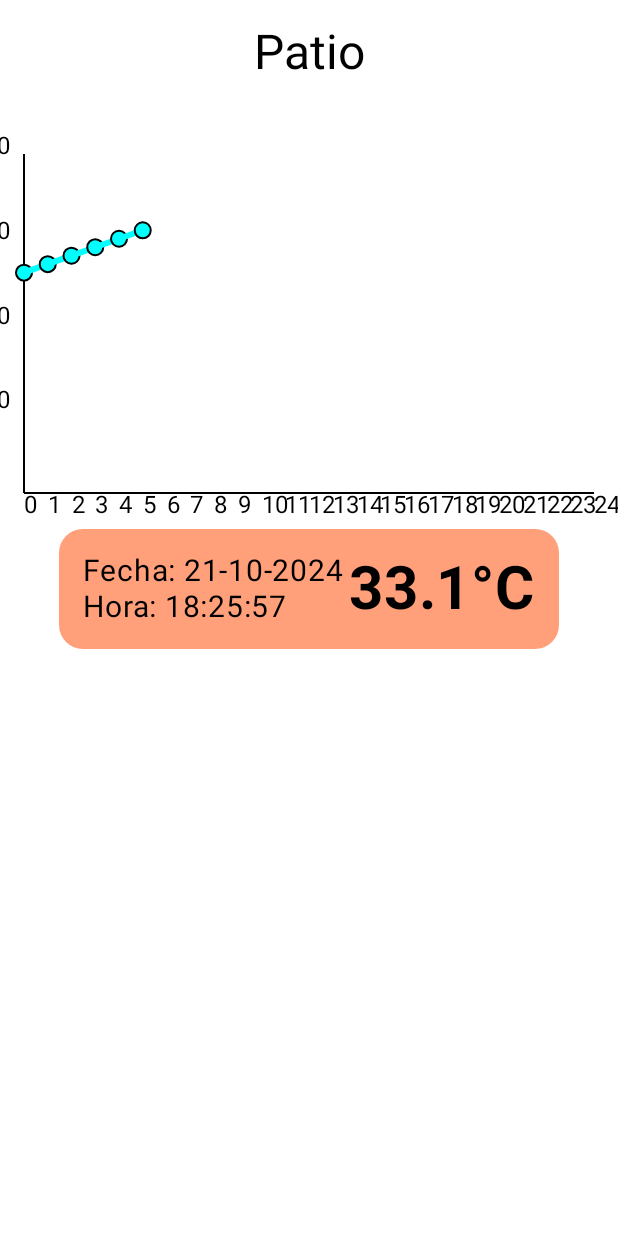
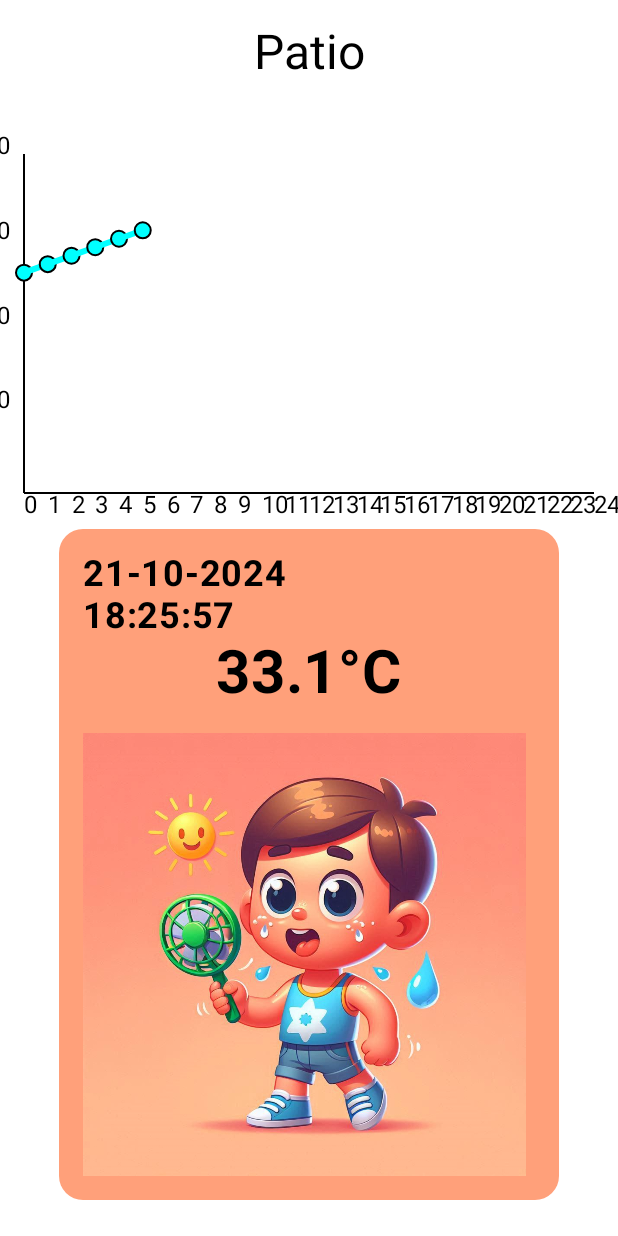
Before and after one commit to hbatress/apk_telecomunicacion, an Android app built with Jetpack Compose: the @Preview function TemperatureControlScreenPreview, on a phone screen of 412 x 824 dp. Run offline under Robolectric (Android 15) with nearby library versions, the phone set to English and light mode, and no system bars.

Commit message:
codigo terminado v4

```diff
--- a/app/src/main/java/com/example/myhouse/TemperatureControlActivity.kt
+++ b/app/src/main/java/com/example/myhouse/TemperatureControlActivity.kt
@@ -9,6 +9,7 @@ import androidx.activity.ComponentActivity
 import androidx.activity.compose.setContent
 import androidx.activity.result.contract.ActivityResultContracts
 import androidx.compose.foundation.Canvas
+import androidx.compose.foundation.Image
 import androidx.compose.foundation.background
 import androidx.compose.foundation.layout.*
 import androidx.compose.foundation.shape.RoundedCornerShape
@@ -19,6 +20,7 @@ import androidx.compose.ui.Modifier
 import androidx.compose.ui.graphics.Color
 import androidx.compose.ui.geometry.Offset
 import androidx.compose.ui.platform.LocalContext
+import androidx.compose.ui.res.painterResource
 import androidx.compose.ui.tooling.preview.Preview
 import androidx.compose.ui.unit.dp
 import androidx.compose.ui.unit.sp
@@ -31,7 +33,6 @@ import retrofit2.Callback
 import retrofit2.Response
 import androidx.compose.ui.graphics.nativeCanvas
 import android.graphics.Paint
-import androidx.compose.ui.graphics.luminance
 import org.threeten.bp.ZonedDateTime
 import org.threeten.bp.format.DateTimeFormatter
 
@@ -273,16 +274,25 @@ fun TemperatureContent(data: TemperatureResponse, averageData: List<TemperatureA
                 .background(color = backgroundColor, shape = RoundedCornerShape(16.dp))
                 .padding(16.dp)
         ) {
-            Row(
-                modifier = Modifier.fillMaxWidth(),
-                horizontalArrangement = Arrangement.SpaceBetween
-            ) {
-                Column(
-                    horizontalAlignment = Alignment.Start,
-                    modifier = Modifier.wrapContentSize()
+            Column {
+                Row(
+                    modifier = Modifier.fillMaxWidth(),
+                    horizontalArrangement = Arrangement.SpaceBetween
                 ) {
-                    Text(text = "Fecha: $formattedDate", fontSize = 20.sp, color = Color.Black)
-                    Text(text = "Hora: ${data.hora}", fontSize = 20.sp, color = Color.Black)
+                    Column {
+                        Text(
+                            text = formattedDate,
+                            fontSize = 24.sp,
+                            fontWeight = FontWeight.Bold,
+                            color = Color.Black
+                        )
+                        Text(
+                            text = data.hora,
+                            fontSize = 24.sp,
+                            fontWeight = FontWeight.Bold,
+                            color = Color.Black
+                        )
+                    }
                 }
                 Text(
                     text = "${data.temperatura}°C",
@@ -290,9 +300,22 @@ fun TemperatureContent(data: TemperatureResponse, averageData: List<TemperatureA
                     fontWeight = FontWeight.Bold, // Bold text
                     color = Color.Black,
                     modifier = Modifier
-                        .align(Alignment.CenterVertically)
+                        .align(Alignment.CenterHorizontally)
                         .wrapContentSize()
                 )
+
+                Spacer(modifier = Modifier.height(16.dp)) // Add space between the text and the icons
+
+                // Icons for temperature ranges
+                val iconResId = when (data.temperatura) {
+                    in 0.0..10.0 -> R.drawable.ic_temp_0_10
+                    in 10.1..20.0 -> R.drawable.ic_temp_10_20
+                    in 20.1..30.0 -> R.drawable.ic_temp_20_30
+                    in 30.1..40.0 -> R.drawable.ic_temp_30_40
+                    in 40.1..50.0 -> R.drawable.ic_temp_40_50
+                    else -> R.drawable.ic_temperature
+                }
+                Image(painter = painterResource(id = iconResId), contentDescription = "${data.temperatura}°C")
             }
         }
     }
```
Also changed, not shown: app/src/main/java/com/example/myhouse/AirQualityActivity.kt (+19 -0 lines), app/src/main/res/drawable/ic_air_quality_good.png (added), app/src/main/res/drawable/ic_air_quality_hazardous.png (added), app/src/main/res/drawable/ic_air_quality_moderate.png (added), app/src/main/res/drawable/ic_air_quality_unhealthy.png (added), app/src/main/res/drawable/ic_air_quality_very_unhealthy.png (added), app/src/main/res/drawable/ic_temp_0_10.png (added), app/src/main/res/drawable/ic_temp_10_20.png (added), app/src/main/res/drawable/ic_temp_20_30.png (added), app/src/main/res/drawable/ic_temp_30_40.png (added), app/src/main/res/drawable/ic_temp_40_50.png (added), 3 other files.
